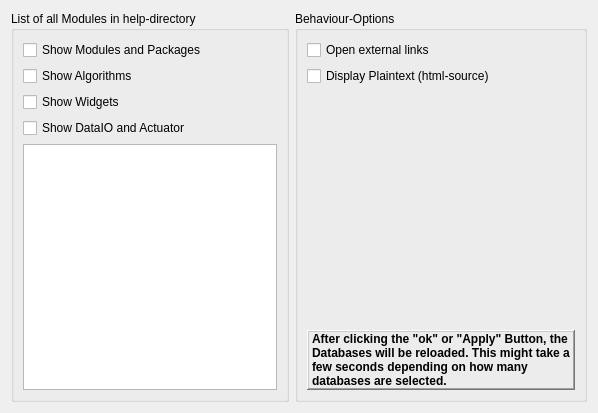
This is Qitom/ui/widgetPropHelpDock.ui in itom-project/itom as Qt 5 draws it before an edit. The edited form follows.
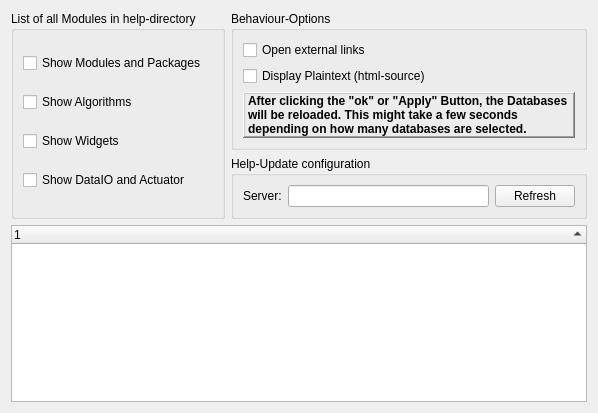
This is the edited form.

The edit to the form file:
```diff
--- a/Qitom/ui/widgetPropHelpDock.ui
+++ b/Qitom/ui/widgetPropHelpDock.ui
@@ -13,10 +13,12 @@
   <property name="windowTitle">
    <string>Form</string>
   </property>
+  <layout class="QHBoxLayout" name="horizontalLayout_4">
+   <item>
+    <layout class="QVBoxLayout" name="verticalLayout_4">
+     <item>
   <layout class="QHBoxLayout" name="horizontalLayout_2">
    <item>
-    <layout class="QHBoxLayout" name="horizontalLayout">
-     <item>
       <widget class="QGroupBox" name="groupBox">
        <property name="title">
         <string>List of all Modules in help-directory</string>
@@ -50,12 +52,11 @@
           </property>
          </widget>
         </item>
-        <item>
-         <widget class="QListWidget" name="listWidget"/>
-        </item>
        </layout>
       </widget>
      </item>
+       <item>
+        <layout class="QVBoxLayout" name="verticalLayout_3">
      <item>
       <widget class="QGroupBox" name="groupBox_2">
        <property name="title">
@@ -76,19 +77,6 @@
           </property>
          </widget>
         </item>
-        <item>
-         <spacer name="verticalSpacer">
-          <property name="orientation">
-           <enum>Qt::Vertical</enum>
-          </property>
-          <property name="sizeHint" stdset="0">
-           <size>
-            <width>20</width>
-            <height>40</height>
-           </size>
-          </property>
-         </spacer>
-        </item>
         <item>
          <widget class="QLabel" name="label">
           <property name="font">
@@ -112,6 +100,82 @@
          </widget>
         </item>
        </layout>
+          </widget>
+         </item>
+         <item>
+          <widget class="QGroupBox" name="groupBox_3">
+           <property name="minimumSize">
+            <size>
+             <width>0</width>
+             <height>0</height>
+            </size>
+           </property>
+           <property name="title">
+            <string>Help-Update configuration</string>
+           </property>
+           <layout class="QHBoxLayout" name="horizontalLayout">
+            <item>
+             <layout class="QHBoxLayout" name="horizontalLayout_3">
+              <item>
+               <widget class="QLabel" name="label_2">
+                <property name="text">
+                 <string>Server:</string>
+                </property>
+               </widget>
+              </item>
+              <item>
+               <widget class="QLineEdit" name="lineEdit"/>
+              </item>
+              <item>
+               <widget class="QPushButton" name="pushRefreshUpdates">
+                <property name="text">
+                 <string>Refresh</string>
+                </property>
+               </widget>
+              </item>
+             </layout>
+            </item>
+           </layout>
+          </widget>
+         </item>
+        </layout>
+       </item>
+      </layout>
+     </item>
+     <item>
+      <widget class="QTreeWidget" name="treeWidgetDB">
+       <property name="rootIsDecorated">
+        <bool>true</bool>
+       </property>
+       <property name="itemsExpandable">
+        <bool>true</bool>
+       </property>
+       <property name="expandsOnDoubleClick">
+        <bool>true</bool>
+       </property>
+       <property name="columnCount">
+        <number>1</number>
+       </property>
+       <attribute name="headerVisible">
+        <bool>true</bool>
+       </attribute>
+       <attribute name="headerCascadingSectionResizes">
+        <bool>false</bool>
+       </attribute>
+       <attribute name="headerHighlightSections">
+        <bool>false</bool>
+       </attribute>
+       <attribute name="headerShowSortIndicator" stdset="0">
+        <bool>true</bool>
+       </attribute>
+       <attribute name="headerStretchLastSection">
+        <bool>true</bool>
+       </attribute>
+       <column>
+        <property name="text">
+         <string notr="true">1</string>
+        </property>
+       </column>
       </widget>
      </item>
     </layout>
```
Lines whose indentation alone changed are shown as unchanged.
